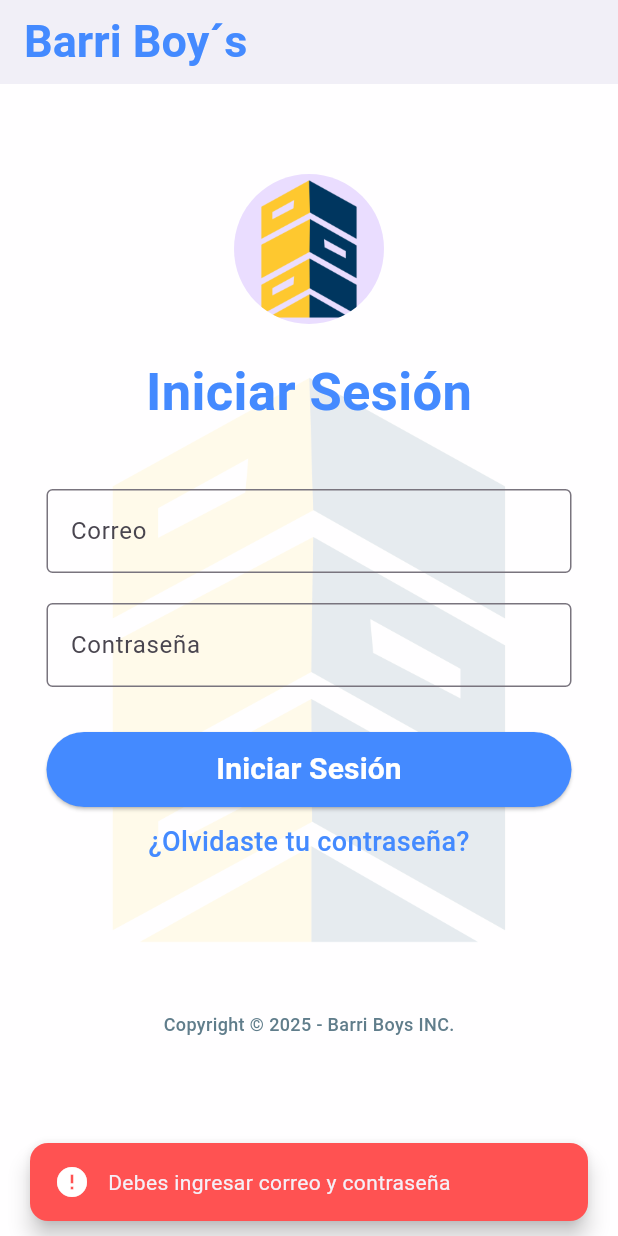
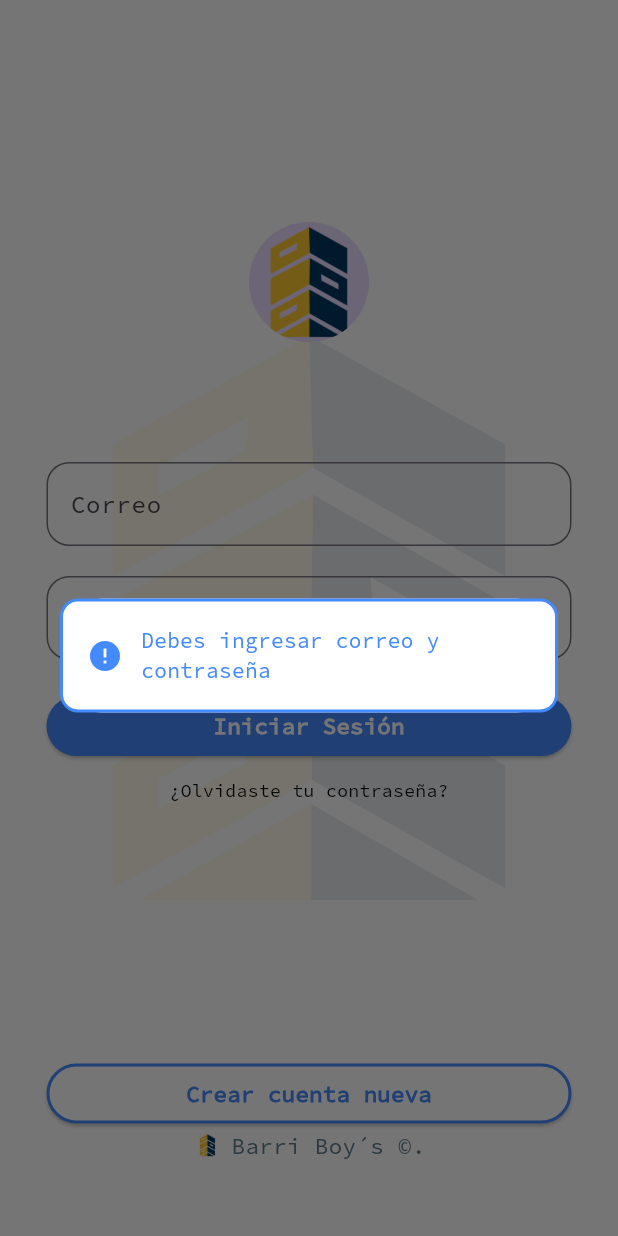
Before and after one commit to manyMANN/AdesaMobile, a Flutter app: the screen it shows after launch, after a tap on "Iniciar Sesión", on a phone screen of 412 x 824 dp. Run offline on Flutter 3.47's test engine with Material 3 defaults, Android fonts, the phone set to English and light mode, and no system bars; our stand-ins replace flutter_secure_storage.

```diff
--- a/lib/main.dart
+++ b/lib/main.dart
@@ -12,6 +12,7 @@ class MyApp extends StatelessWidget {
     return MaterialApp(
       debugShowCheckedModeBanner: false,
       title: 'Adesa',
+      theme: ThemeData(fontFamily: 'adesa'),
       home: Login(),
       routes: {"/home": (_) => HomePage()},
     );
--- a/lib/screen/pages/login.dart
+++ b/lib/screen/pages/login.dart
@@ -1,5 +1,4 @@
 import 'dart:convert';
-import 'package:adesa/screen/widgets/bar.dart';
 import 'package:adesa/screen/widgets/base_screen.dart';
 import 'package:flutter/material.dart';
 import 'package:http/http.dart' as http;
@@ -17,6 +16,7 @@ class _LoginState extends State<Login> {
   final TextEditingController emailController = TextEditingController();
   final TextEditingController passwordController = TextEditingController();
   bool isLoading = false;
+  bool isRegister = false;
 
   Future<void> login() async {
     final email = emailController.text.trim();
@@ -24,7 +24,7 @@ class _LoginState extends State<Login> {
 
     if (email.isEmpty || password.isEmpty) {
       if (!mounted) return;
-      showStyledSnackBar(context, "Debes ingresar correo y contraseña");
+      showCustomModalAlert(context, "Debes ingresar correo y contraseña");
       return;
     }
 
@@ -52,9 +52,7 @@ class _LoginState extends State<Login> {
         Navigator.pushReplacementNamed(context, "/home");
       } else if (response.statusCode == 401) {
         if (!mounted) return;
-        ScaffoldMessenger.of(
-          context,
-        ).showSnackBar(SnackBar(content: Text("Credenciales inválidas")));
+        showCustomModalAlert(context, "Credenciales inválidas");
       } else {
         if (!mounted) return;
         ScaffoldMessenger.of(context).showSnackBar(
@@ -73,6 +71,45 @@ class _LoginState extends State<Login> {
         setState(() => isLoading = false);
       }
     }
+  }
+
+  Future<void> register() async {}
+
+  void showCustomModalAlert(
+    BuildContext context,
+    String message, {
+    Color bgColor = Colors.white,
+    IconData icon = Icons.error,
+  }) {
+    showDialog(
+      context: context,
+      barrierDismissible: true,
+      builder: (_) => Dialog(
+        backgroundColor: Colors.white,
+        insetPadding: EdgeInsets.only(top: 50, left: 40, right: 40),
+        child: Container(
+          padding: EdgeInsets.all(16),
+          decoration: BoxDecoration(
+            color: bgColor,
+            borderRadius: BorderRadius.circular(12),
+            border: Border.all(color: Colors.blueAccent, width: 2),
+          ),
+          child: Row(
+            mainAxisSize: MainAxisSize.min,
+            children: [
+              Icon(icon, color: Colors.blueAccent),
+              SizedBox(width: 12),
+              Expanded(
+                child: Text(
+                  message,
+                  style: TextStyle(color: Colors.blueAccent),
+                ),
+              ),
+            ],
+          ),
+        ),
+      ),
+    );
   }
 
   void showStyledSnackBar(
@@ -94,7 +131,14 @@ class _LoginState extends State<Login> {
         behavior: SnackBarBehavior.floating,
         shape: RoundedRectangleBorder(borderRadius: BorderRadius.circular(12)),
         duration: Duration(seconds: 3),
-        margin: EdgeInsets.symmetric(horizontal: 20, vertical: 10),
+        //margin: EdgeInsets.symmetric(horizontal: 20, vertical: 10),
+        margin: EdgeInsets.only(
+          top:
+              MediaQuery.of(context).padding.top +
+              10, // Justo debajo del status bar
+          left: 20,
+          right: 20,
+        ),
       ),
     );
   }
@@ -103,7 +147,7 @@ class _LoginState extends State<Login> {
   Widget build(BuildContext context) {
     return Scaffold(
       resizeToAvoidBottomInset: true,
-      appBar: CustomAppBar(title: "Barri Boy´s"),
+      //appBar: CustomAppBar(title: "Barri Boy´s"),
       body: BaseScreen(
         child: SingleChildScrollView(
           padding: EdgeInsets.all(20),
@@ -120,26 +164,19 @@ class _LoginState extends State<Login> {
                   constraints: BoxConstraints(maxWidth: 350),
                   child: Column(
                     children: [
-                      SizedBox(height: 40),
+                      SizedBox(height: 120),
                       CircleAvatar(
-                        radius: 50,
+                        radius: 40,
                         backgroundImage: AssetImage('assets/img/logoAAB.png'),
                       ),
-                      SizedBox(height: 20),
-                      Text(
-                        "Iniciar Sesión",
-                        style: TextStyle(
-                          fontSize: 35,
-                          fontWeight: FontWeight.bold,
-                          color: Colors.blueAccent,
-                        ),
-                      ),
-                      SizedBox(height: 40),
+                      SizedBox(height: 80),
                       TextField(
                         controller: emailController,
                         decoration: InputDecoration(
                           labelText: "Correo",
-                          border: OutlineInputBorder(),
+                          border: OutlineInputBorder(
+                            borderRadius: BorderRadius.circular(15.0),
+                          ),
                         ),
                       ),
                       SizedBox(height: 20),
@@ -148,24 +185,33 @@ class _LoginState extends State<Login> {
                         obscureText: true,
                         decoration: InputDecoration(
                           labelText: "Contraseña",
-                          border: OutlineInputBorder(),
+                          border: OutlineInputBorder(
+                            borderRadius: BorderRadius.circular(15.0),
+                          ),
                         ),
                       ),
-                      SizedBox(height: 30),
+                      SizedBox(height: 20),
                       ElevatedButton(
                         onPressed: isLoading ? null : login,
                         style: ElevatedButton.styleFrom(
-                          minimumSize: Size(double.infinity, 50),
+                          minimumSize: Size(double.infinity, 40),
                           backgroundColor: Colors.blueAccent,
                         ),
                         child: isLoading
-                            ? CircularProgressIndicator(color: Colors.white)
+                            ? SizedBox(
+                                width: 20,
+                                height: 20,
+                                child: CircularProgressIndicator(
+                                  color: Colors.white,
+                                  strokeWidth: 3, // Grosor del círculo
+                                ),
+                              )
                             : Text(
                                 "Iniciar Sesión",
                                 style: TextStyle(
                                   color: Colors.white,
                                   fontWeight: FontWeight.bold,
-                                  fontSize: 20,
+                                  fontSize: 15,
                                 ),
                               ),
                       ),
@@ -173,19 +219,56 @@ class _LoginState extends State<Login> {
                       Text(
                         "¿Olvidaste tu contraseña?",
                         style: TextStyle(
-                          fontSize: 18,
+                          fontSize: 12,
                           fontWeight: FontWeight.w500,
-                          color: Colors.blueAccent,
+                          color: Colors.black,
                         ),
                       ),
-                      SizedBox(height: 100),
-                      Text(
-                        "Copyright © 2025 - Barri Boys INC.",
-                        style: TextStyle(
-                          fontSize: 12,
-                          fontWeight: FontWeight.w500,
-                          color: Colors.blueGrey,
+                      SizedBox(height: 170),
+                      ElevatedButton(
+                        //onPressed: isLoading ? null : login,
+                        onPressed: isRegister ? null : register,
+                        style: ElevatedButton.styleFrom(
+                          minimumSize: Size(double.infinity, 40),
+                          backgroundColor: Colors.white,
+                          side: BorderSide(color: Colors.blueAccent, width: 2),
                         ),
+                        child: isRegister
+                            ? SizedBox(
+                                width: 24,
+                                height: 24,
+                                child: CircularProgressIndicator(
+                                  color: Colors.blueAccent,
+                                  strokeWidth: 3, // Grosor del círculo
+                                ),
+                              )
+                            : Text(
+                                "Crear cuenta nueva",
+                                style: TextStyle(
+                                  color: Colors.blueAccent,
+                                  fontWeight: FontWeight.bold,
+                                  fontSize: 15,
+                                ),
+                              ),
+                      ),
+                      Row(
+                        mainAxisSize: MainAxisSize.min,
+                        children: [
+                          Image.asset(
+                            'assets/img/logoAAB.png',
+                            height: 20,
+                            width: 20,
+                          ),
+                          SizedBox(width: 6),
+                          Text(
+                            "Barri Boy´s ©.",
+                            style: TextStyle(
+                              fontSize: 15,
+                              fontWeight: FontWeight.w500,
+                              color: Colors.blueGrey,
+                            ),
+                          ),
+                        ],
                       ),
                     ],
                   ),
```
Also changed, not shown: pubspec.yaml (+10 -4 lines), assets/fonts/SourceCodePro-Black.ttf (added), assets/fonts/SourceCodePro-BlackItalic.ttf (added), assets/fonts/SourceCodePro-Bold.ttf (added), assets/fonts/SourceCodePro-BoldItalic.ttf (added), assets/fonts/SourceCodePro-ExtraBold.ttf (added), assets/fonts/SourceCodePro-ExtraBoldItalic.ttf (added), assets/fonts/SourceCodePro-ExtraLight.ttf (added), assets/fonts/SourceCodePro-ExtraLightItalic.ttf (added), assets/fonts/SourceCodePro-Italic.ttf (added), assets/fonts/SourceCodePro-Light.ttf (added), assets/fonts/SourceCodePro-LightItalic.ttf (added), assets/fonts/SourceCodePro-Medium.ttf (added), assets/fonts/SourceCodePro-MediumItalic.ttf (added), 4 more files.
